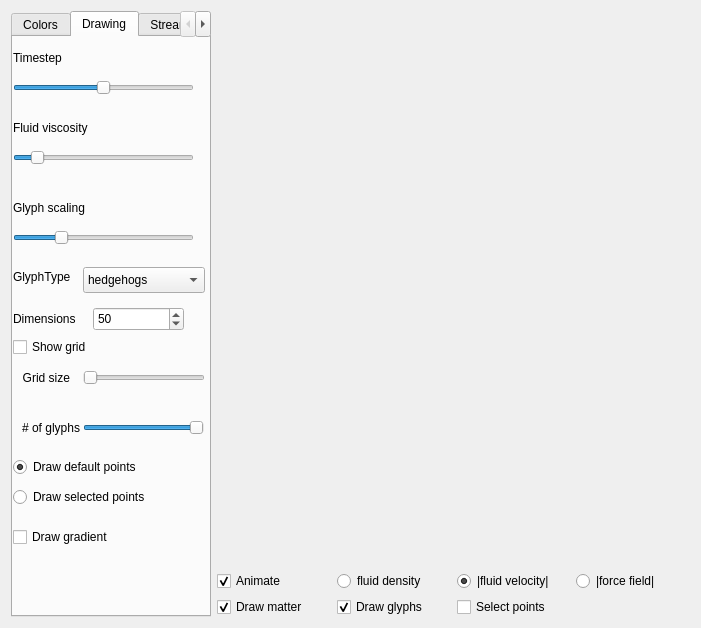
This is window.ui in npklein/scientific_visualization as Qt 5 draws it before an edit. The edited form follows.
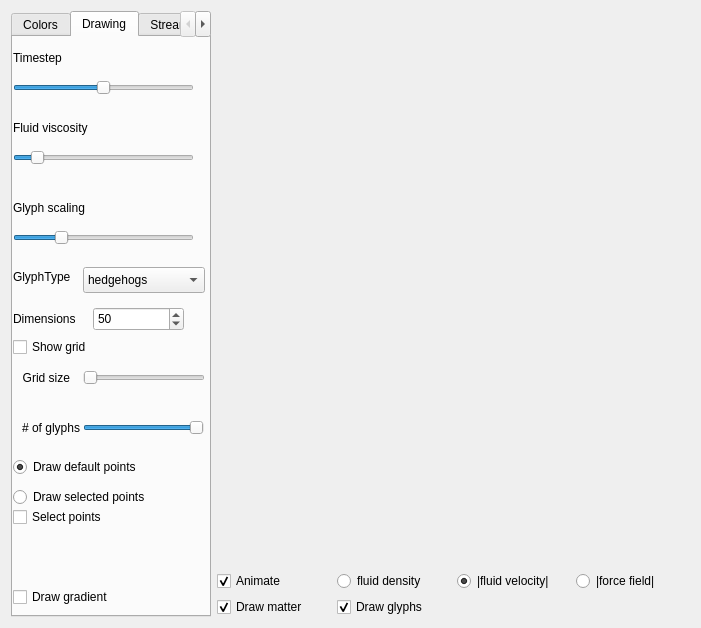
This is the edited form. Custom widgets are drawn as their Qt base class.

Commit message: fixed scaling color

The edit to the form file:
```diff
--- a/window.ui
+++ b/window.ui
@@ -104,13 +104,6 @@
        </property>
       </widget>
      </item>
-     <item row="2" column="2">
-      <widget class="QCheckBox" name="selectPoints">
-       <property name="text">
-        <string>Select points</string>
-       </property>
-      </widget>
-     </item>
     </layout>
    </item>
    <item row="0" column="0">
@@ -752,7 +745,7 @@
        <property name="geometry">
         <rect>
          <x>0</x>
-         <y>490</y>
+         <y>550</y>
          <width>110</width>
          <height>20</height>
         </rect>
@@ -761,6 +754,19 @@
         <string>Draw gradient</string>
        </property>
       </widget>
+      <widget class="QCheckBox" name="selectPoints">
+       <property name="geometry">
+        <rect>
+         <x>0</x>
+         <y>470</y>
+         <width>120</width>
+         <height>20</height>
+        </rect>
+       </property>
+       <property name="text">
+        <string>Select points</string>
+       </property>
+      </widget>
      </widget>
      <widget class="QWidget" name="streamlines">
       <attribute name="title">
```
The commit also changes 1 other file.
